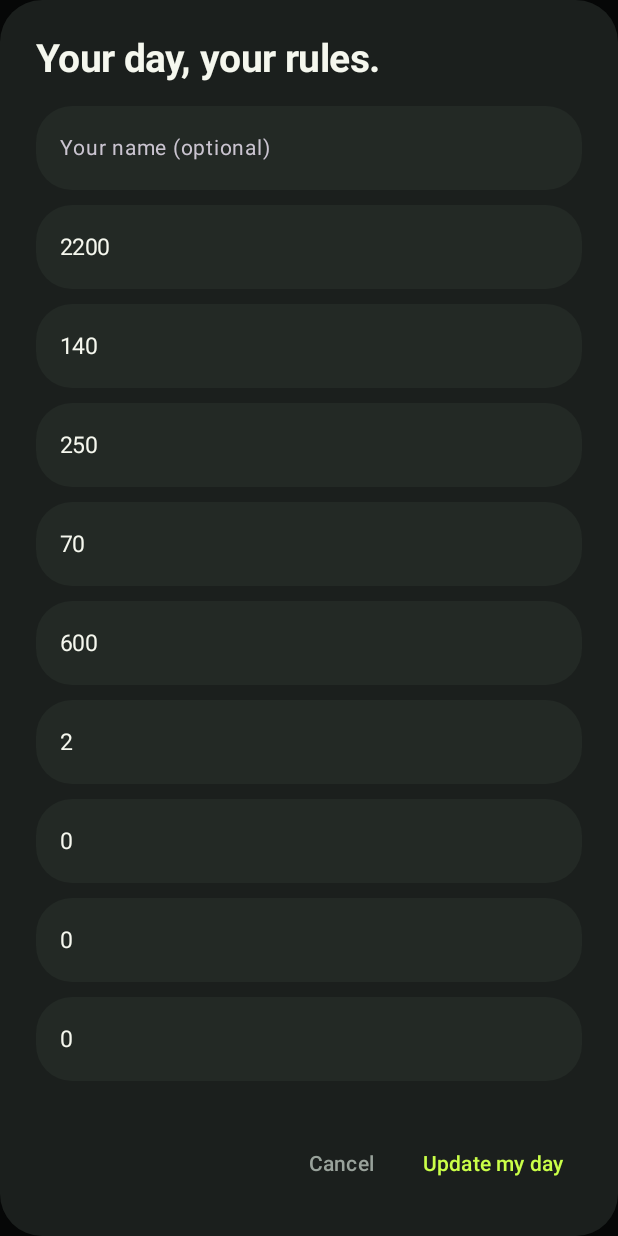
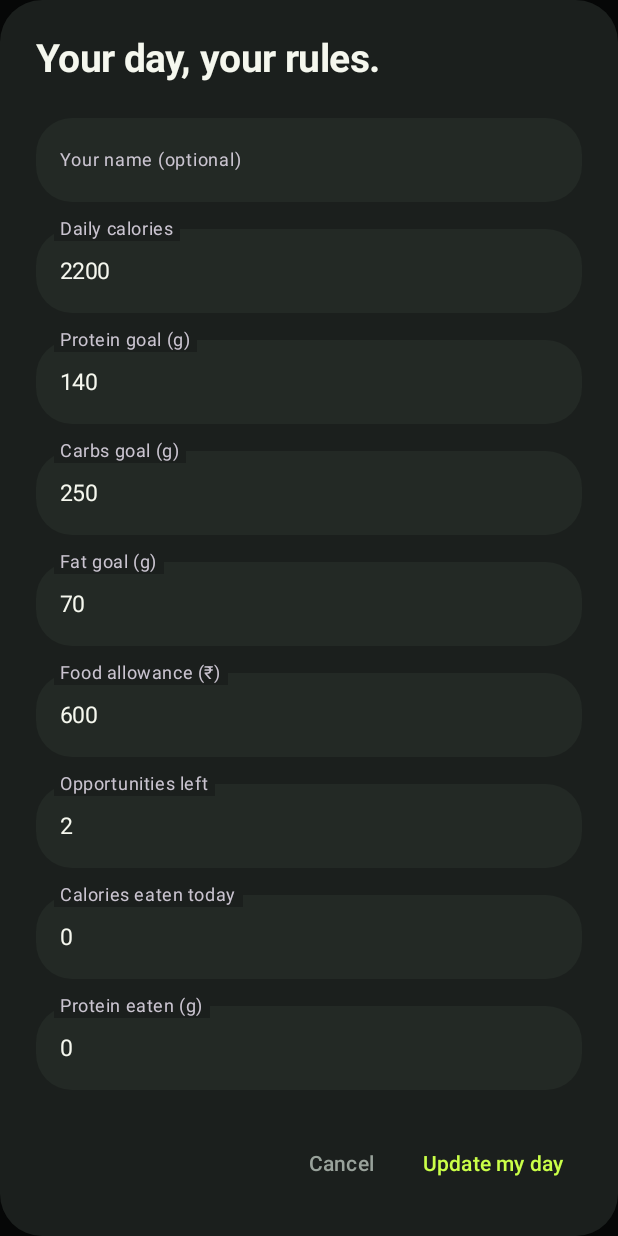
Before and after one commit to acephos/hungii, an Android app built with Jetpack Compose: the screen it shows after launch (MainActivity), after a tap on "Edit my day", on a phone screen of 412 x 824 dp. Run offline under Robolectric (Android 15) with nearby library versions, the light colour scheme and no system bars; our stand-ins replace Room's generated code; pictures from the network do not load; 5 statements that could not run were skipped; 3 other taps on this screen came first.

Commit message:
Keep tracker field labels visible in the day editor

```diff
--- a/android-prototype/app/build.gradle.kts
+++ b/android-prototype/app/build.gradle.kts
@@ -17,8 +17,8 @@ android {
         applicationId = "com.hungii.prototype"
         minSdk = 26
         targetSdk = 35
-        versionCode = 8
-        versionName = providers.gradleProperty("hungiiVersionName").getOrElse("0.7.0")
+        versionCode = 9
+        versionName = providers.gradleProperty("hungiiVersionName").getOrElse("0.7.1")
         val config = Properties().apply {
             val source = rootProject.file("local.properties")
             if (source.exists()) source.inputStream().use { load(it) }
--- a/android-prototype/app/src/main/java/com/hungii/prototype/MainActivity.kt
+++ b/android-prototype/app/src/main/java/com/hungii/prototype/MainActivity.kt
@@ -632,9 +632,9 @@ internal fun GoalsDialog(model: HungiiModel,onClose: ()->Unit) {
     val valid=listOf(cal,protein,carbs,fat,allowance).all { (it.toIntOrNull()?:0)>0 } && (opportunities.toIntOrNull()?:-1) in 0..8 && listOf(eatenCal,eatenP,eatenC,eatenF,spent).all { (it.toIntOrNull()?:-1)>=0 }
     AlertDialog(onDismissRequest=onClose,containerColor=Surface,title={DisplayText("Your day, your rules.",26)},text={
         Column(Modifier.verticalScroll(rememberScrollState()),verticalArrangement=Arrangement.spacedBy(10.dp)) {
-            FilledInput(name,onValueChange={name=it.take(60)},placeholder="Your name (optional)",modifier=Modifier.fillMaxWidth())
+            FilledInput(name,onValueChange={name=it.take(60)},placeholder="Your name (optional)",modifier=Modifier.fillMaxWidth(),showLabel=true)
             listOf(Triple("Daily calories",cal,{v:String->cal=v}),Triple("Protein goal (g)",protein,{v:String->protein=v}),Triple("Carbs goal (g)",carbs,{v:String->carbs=v}),Triple("Fat goal (g)",fat,{v:String->fat=v}),Triple("Food allowance (₹)",allowance,{v:String->allowance=v}),Triple("Opportunities left",opportunities,{v:String->opportunities=v}),Triple("Calories eaten today",eatenCal,{v:String->eatenCal=v}),Triple("Protein eaten (g)",eatenP,{v:String->eatenP=v}),Triple("Carbs eaten (g)",eatenC,{v:String->eatenC=v}),Triple("Fat eaten (g)",eatenF,{v:String->eatenF=v}),Triple("Money spent today (₹)",spent,{v:String->spent=v})).forEach { (label,value,update) ->
-                FilledInput(value,onValueChange={v->update(v.filter {it.isDigit()})},placeholder=label,modifier=Modifier.fillMaxWidth())
+                FilledInput(value,onValueChange={v->update(v.filter {it.isDigit()})},placeholder=label,modifier=Modifier.fillMaxWidth(),showLabel=true)
             }
             Text("Enter your actual daily totals. Swiggy orders do not automatically become consumed nutrition.",color=Muted,fontSize=11.sp,lineHeight=18.sp)
         }
--- a/android-prototype/app/src/main/java/com/hungii/prototype/ModernScreens.kt
+++ b/android-prototype/app/src/main/java/com/hungii/prototype/ModernScreens.kt
@@ -32,8 +32,8 @@ import org.json.JSONArray
 import org.json.JSONObject
 import kotlin.math.sin
 
-@Composable internal fun FilledInput(value:String,onValueChange:(String)->Unit,placeholder:String,modifier:Modifier=Modifier) {
-    OutlinedTextField(value,onValueChange,modifier=modifier,singleLine=true,shape=RoundedCornerShape(24.dp),placeholder={Text(placeholder,fontSize=14.sp)},textStyle=LocalTextStyle.current.copy(fontSize=15.sp),colors=OutlinedTextFieldDefaults.colors(focusedContainerColor=Raised,unfocusedContainerColor=Raised,focusedBorderColor=Lime.copy(alpha=.5f),unfocusedBorderColor=Color.Transparent))
+@Composable internal fun FilledInput(value:String,onValueChange:(String)->Unit,placeholder:String,modifier:Modifier=Modifier,showLabel:Boolean=false) {
+    OutlinedTextField(value,onValueChange,modifier=modifier,singleLine=true,shape=RoundedCornerShape(24.dp),label=if(showLabel) {{Text(placeholder,fontSize=12.sp)}} else null,placeholder={Text(placeholder,fontSize=14.sp)},textStyle=LocalTextStyle.current.copy(fontSize=15.sp),colors=OutlinedTextFieldDefaults.colors(focusedContainerColor=Raised,unfocusedContainerColor=Raised,focusedBorderColor=Lime.copy(alpha=.5f),unfocusedBorderColor=Color.Transparent))
 }
 @Composable private fun Panel(modifier:Modifier=Modifier,content:@Composable ColumnScope.()->Unit) {
     Column(modifier.fillMaxWidth().clip(RoundedCornerShape(28.dp)).background(Surface).padding(20.dp),verticalArrangement=Arrangement.spacedBy(12.dp),content=content)
```
Also changed, not shown: 1 other file.
